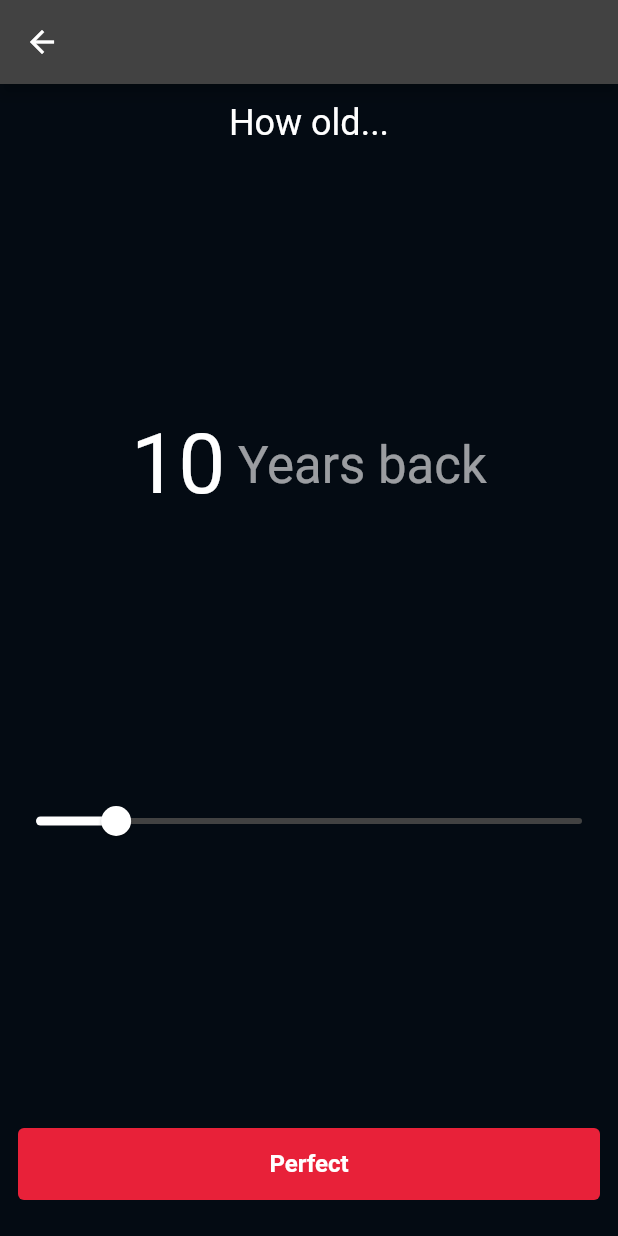
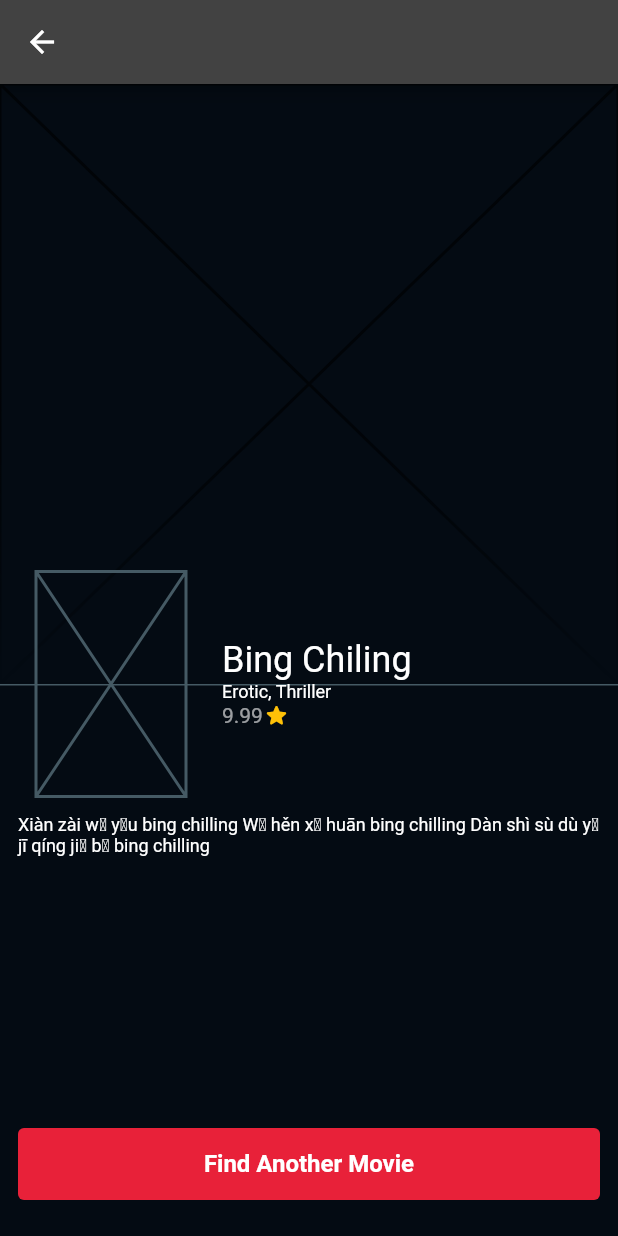
Before and after one commit to atulya-kairati/movie_finder_flutter, a Flutter app: the YearsBackScreen screen opened directly with empty values, after a tap on "Perfect", on a phone screen of 412 x 824 dp. Run offline on Flutter 3.47's test engine with Material 2 defaults, Android fonts, the phone set to English and light mode, and no system bars.

Commit message:
Added result screen UI and few other tweaks

```diff
--- a/lib/features/movie_flow/genre/genre.dart
+++ b/lib/features/movie_flow/genre/genre.dart
@@ -17,6 +17,11 @@ class Genre {
   }
 
   @override
+  String toString() {
+    return "Genre[id: $id, name: $name, isSelected: $isSelected]";
+  }
+
+  @override
   bool operator ==(Object other) {
     if (identical(this, other)) return true;
 
--- a/lib/features/movie_flow/genre/genre_screen.dart
+++ b/lib/features/movie_flow/genre/genre_screen.dart
@@ -53,7 +53,7 @@ class _GenreScreenState extends State<GenreScreen> {
               "Genre",
               style: Theme.of(context)
                   .textTheme
-                  .headline5
+                  .headlineSmall
                   ?.copyWith(color: Colors.white),
               textAlign: TextAlign.center,
             ),
--- a/lib/features/movie_flow/movie_flow.dart
+++ b/lib/features/movie_flow/movie_flow.dart
@@ -23,7 +23,7 @@ class _MovieFlowState extends State<MovieFlow> {
         LandingPage(nextPage: nextPage, previousPage: previousPage),
         GenreScreen(nextPage: nextPage, previousPage: previousPage),
         RatingScreen(nextPage: nextPage, previousPage: previousPage),
-        YearsBackScreen(nextPage: nextPage, previousPage: previousPage),
+        YearsBackScreen(previousPage: previousPage),
       ],
     );
   }
--- /dev/null
+++ b/lib/features/movie_flow/result/movie.dart
@@ -0,0 +1,62 @@
+import 'package:flutter/foundation.dart';
+import 'package:flutter/material.dart';
+import 'package:movie_recommendation_app/features/movie_flow/genre/genre.dart';
+
+@immutable
+class Movie {
+  final String title;
+  final String overview;
+  final num voteAverage;
+  final List<Genre> genres;
+  final String releaseDate;
+  final String? backdropPath;
+  final String? posterPath;
+
+  const Movie({
+    required this.title,
+    required this.overview,
+    required this.voteAverage,
+    required this.genres,
+    required this.releaseDate,
+    this.backdropPath = "",
+    this.posterPath = "",
+  });
+
+  Movie.intial()
+      : title = "",
+        overview = "",
+        voteAverage = 0,
+        genres = [],
+        releaseDate = "",
+        backdropPath = "",
+        posterPath = "";
+
+  String get genresCommaSeperated => genres.map((e) => e.name).join(", ");
+
+  @override
+  String toString() {
+    return "Movie[title: $title, overview: $overview, voteAverage: $voteAverage, genres: $genres, releaseDate: $releaseDate, backdropPath: $backdropPath, posterPath: $posterPath]";
+  }
+
+  @override
+  int get hashCode =>
+      title.hashCode ^
+      overview.hashCode ^
+      voteAverage.hashCode ^
+      genres.hashCode ^
+      releaseDate.hashCode ^
+      backdropPath.hashCode ^
+      posterPath.hashCode;
+
+  @override
+  bool operator ==(Object other) {
+    return other is Movie &&
+        other.title == title &&
+        other.overview == overview &&
+        other.voteAverage == voteAverage &&
+        listEquals(other.genres, genres) &&
+        other.releaseDate == releaseDate &&
+        other.backdropPath == backdropPath &&
+        other.posterPath == posterPath;
+  }
+}
--- /dev/null
+++ b/lib/features/movie_flow/result/result.dart
@@ -0,0 +1,162 @@
+import 'package:flutter/material.dart';
+import 'package:movie_recommendation_app/core/constants.dart';
+import 'package:movie_recommendation_app/core/widgets/primary_button.dart';
+import 'package:movie_recommendation_app/features/movie_flow/genre/genre.dart';
+import 'package:movie_recommendation_app/features/movie_flow/result/movie.dart';
+
+class ResultScreen extends StatefulWidget {
+  static route({bool fullScreenDialog = false}) => MaterialPageRoute(
+        builder: (context) => const ResultScreen(),
+        fullscreenDialog: fullScreenDialog,
+      );
+
+  const ResultScreen({super.key});
+
+  @override
+  State<ResultScreen> createState() => _ResultScreenState();
+}
+
+class _ResultScreenState extends State<ResultScreen> {
+  final double movieHeight = 150;
+
+  final demoMovie = const Movie(
+    title: "Bing Chiling",
+    overview:
+        "Xiàn zài wǒ yǒu bing chilling Wǒ hěn xǐ huān bing chilling Dàn shì sù dù yǔ jī qíng jiǔ bǐ bing chilling",
+    voteAverage: 9.99,
+    genres: [Genre(name: "Erotic"), Genre(name: "Thriller")],
+    releaseDate: "1/4/2020",
+  );
+
+  @override
+  Widget build(BuildContext context) {
+    return Scaffold(
+      appBar: AppBar(),
+      body: Column(
+        crossAxisAlignment: CrossAxisAlignment.stretch,
+        children: [
+          Expanded(
+            child: ListView(
+              children: [
+                Stack(
+                  clipBehavior: Clip.none,
+                  children: [
+                    const CoverImage(),
+                    Positioned(
+                      width: MediaQuery.of(context).size.width,
+                      bottom: -(movieHeight / 2),
+                      child: MovieImageDetail(
+                        movie: demoMovie,
+                        movieHeight: movieHeight,
+                      ),
+                    ),
+                  ],
+                ),
+                SizedBox(height: movieHeight / 2),
+                Padding(
+                  padding: const EdgeInsets.all(12.0),
+                  child: Text(
+                    demoMovie.overview,
+                    style: Theme.of(context)
+                        .textTheme
+                        .bodySmall
+                        ?.copyWith(color: Colors.white),
+                  ),
+                )
+              ],
+            ),
+          ),
+          PrimaryButton(onPressed: (){
+            Navigator.of(context).pop();
+          }, text: "Find Another Movie"),
+          const SizedBox(height: kMediumSpacing)
+        ],
+      ),
+    );
+  }
+}
+
+class MovieImageDetail extends StatelessWidget {
+  const MovieImageDetail(
+      {super.key, required this.movieHeight, required this.movie});
+
+  final double movieHeight;
+  final Movie movie;
+
+  @override
+  Widget build(BuildContext context) {
+    return Padding(
+      padding: const EdgeInsets.symmetric(horizontal: 24),
+      child: Row(
+        children: [
+          const SizedBox(
+            width: 100,
+            height: 150,
+            child: Placeholder(),
+          ),
+          const SizedBox(width: kMediumSpacing),
+          Expanded(
+            child: Column(
+              crossAxisAlignment: CrossAxisAlignment.start,
+              children: [
+                Text(
+                  movie.title,
+                  style: Theme.of(context)
+                      .textTheme
+                      .headlineSmall
+                      ?.copyWith(color: Colors.white),
+                ),
+                Text(
+                  movie.genresCommaSeperated,
+                  style: Theme.of(context).textTheme.bodySmall,
+                ),
+                Row(
+                  children: [
+                    Text(
+                      movie.voteAverage.toString(),
+                      style: Theme.of(context)
+                          .textTheme
+                          .bodyMedium
+                          ?.copyWith(color: Colors.white.withOpacity(0.6)),
+                    ),
+                    const Icon(
+                      Icons.star_rounded,
+                      size: 18,
+                      color: Colors.amber,
+                    )
+                  ],
+                ),
+              ],
+            ),
+          ),
+        ],
+      ),
+    );
+  }
+}
+
+class CoverImage extends StatelessWidget {
+  const CoverImage({super.key});
+
+  @override
+  Widget build(BuildContext context) {
+    return Container(
+      constraints: const BoxConstraints(minHeight: 298),
+      child: ShaderMask(
+        shaderCallback: (bounds) {
+          return LinearGradient(
+            begin: Alignment.center,
+            end: Alignment.bottomCenter,
+            colors: [
+              Theme.of(context).scaffoldBackgroundColor,
+              Colors.transparent,
+            ],
+          ).createShader(
+            Rect.fromLTWH(0, 0, bounds.width, bounds.height),
+          );
+        },
+        child: Placeholder(),
+      ),
+    );
+  }
+}
--- a/lib/features/movie_flow/years_back/years_back_screen.dart
+++ b/lib/features/movie_flow/years_back/years_back_screen.dart
@@ -1,4 +1,5 @@
 import 'package:flutter/material.dart';
+import 'package:movie_recommendation_app/features/movie_flow/result/result.dart';
 
 import '../../../core/constants.dart';
 import '../../../core/widgets/primary_button.dart';
@@ -6,11 +7,9 @@ import '../../../core/widgets/primary_button.dart';
 class YearsBackScreen extends StatefulWidget {
   const YearsBackScreen({
     super.key,
-    required this.nextPage,
     required this.previousPage,
   });
 
-  final VoidCallback nextPage;
   final VoidCallback previousPage;
 
   @override
@@ -69,7 +68,9 @@ class _YearsBackScreenState extends State<YearsBackScreen> {
               },
             ),
             const Spacer(),
-            PrimaryButton(onPressed: widget.nextPage, text: "Perfect"),
+            PrimaryButton(onPressed: (){
+              Navigator.of(context).push(ResultScreen.route());
+            }, text: "Perfect",),
             const SizedBox(height: kMediumSpacing),
           ],
         ),
--- a/lib/main.dart
+++ b/lib/main.dart
@@ -18,13 +18,3 @@ class MyApp extends StatelessWidget {
     );
   }
 }
-
-
-class Home extends StatelessWidget {
-  const Home({super.key});
-
-  @override
-  Widget build(BuildContext context) {
-    return Scaffold();
-  }
-}
```
